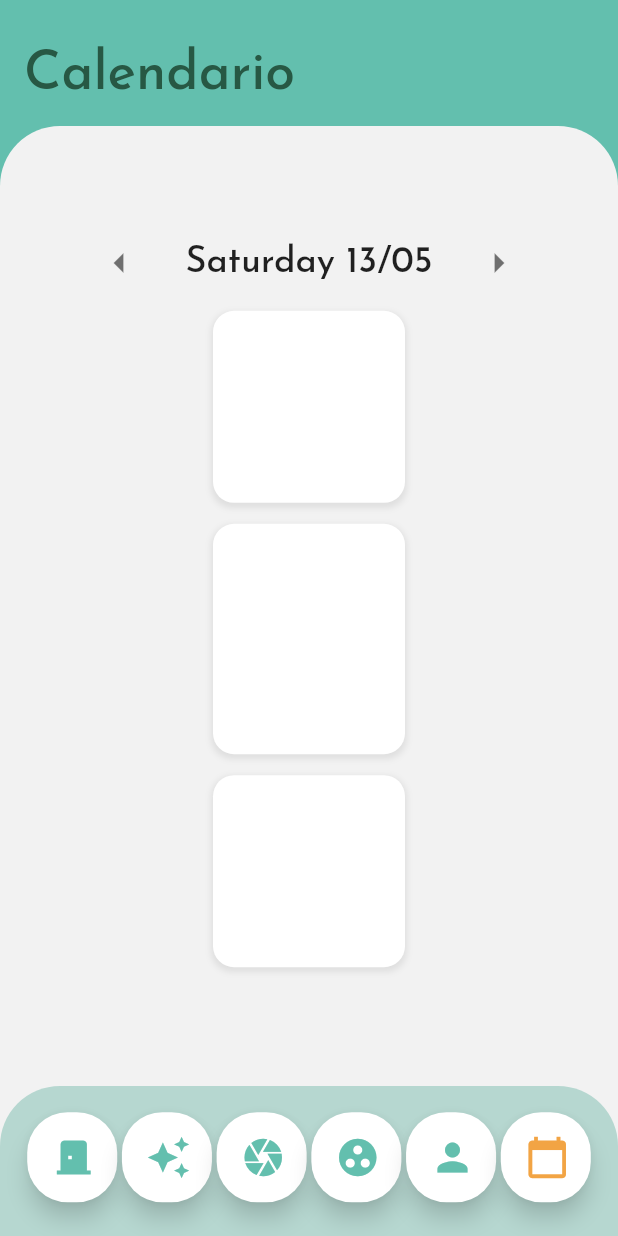
After one commit to HenryCaicedo/Rackity, a Flutter app: the TabsScreen screen opened by its route, item 3 of the bottom bar chosen, after a tap on the "calendar today" icon, on a phone screen of 412 x 824 dp. The commit adds this screen. Run offline on Flutter 3.47's test engine with Material 2 defaults, Android fonts, the phone set to English and light mode, and no system bars; our stand-ins replace cloud_firestore, firebase_auth, firebase_core, firebase_storage, google_sign_in, image_picker and 2 more; accounts and stored records are empty.

Commit message:
Pestaña de calendario agregada

```diff
--- a/lib/screens/tabs_screen.dart
+++ b/lib/screens/tabs_screen.dart
@@ -5,6 +5,7 @@ import '../tabs/generate_tab.dart';
 import '../tabs/outfits_tab.dart';
 import '../tabs/profile_tab.dart';
 import '../tabs/camera_tab.dart';
+import '../tabs/calendar_tab.dart';
 
 class SquareIconButton extends StatelessWidget {
   final IconData icon;
@@ -19,7 +20,8 @@ class SquareIconButton extends StatelessWidget {
 
   @override
   Widget build(BuildContext context) {
-    var size = 63.0;
+    //El normal es 63
+    var size = 60.0;
     var ratio = 1;
     return SizedBox(
       width: size * ratio,
@@ -36,7 +38,7 @@ class SquareIconButton extends StatelessWidget {
         ),
         child: Icon(
           icon,
-          size: 32,
+          size: 30,
           color: isSelected ? Color(0xFFF2A444) : Color(0xFF63BFAE),
         ),
       ),
@@ -57,9 +59,10 @@ class _TabsScreenState extends State<TabsScreen> {
   final List<Widget> _tabs = [
     ClosetTab(),
     GenerateTab(),
-    CameraTab(), // new
+    CameraTab(),
     OutfitsTab(),
     ProfileTab(),
+    CalendarTab(),
   ];
 
   @override
@@ -144,13 +147,22 @@ class _TabsScreenState extends State<TabsScreen> {
                           icon: Icons.person,
                           isSelected: _selectedIndex == 4,
                         ),
+                        SquareIconButton(
+                          onPressed: () {
+                            setState(() {
+                              _selectedIndex = 5;
+                            });
+                          },
+                          icon: Icons.calendar_today,
+                          isSelected: _selectedIndex == 5,
+                        ),
                       ],
                     ),
                   ),
                 ),
               ),
             ),
-          )
+          ),
         ],
       ),
     );
--- /dev/null
+++ b/lib/tabs/calendar_tab.dart
@@ -0,0 +1,164 @@
+import 'package:flutter/material.dart';
+import 'package:rackity/lists/outfits_list.dart';
+import 'dart:math';
+import '../lists/clothes_list.dart';
+import 'package:flutter_staggered_grid_view/flutter_staggered_grid_view.dart';
+import '../colors.dart';
+import '../widgets/outfits_list_widget.dart';
+
+class CalendarTab extends StatelessWidget {
+  const CalendarTab({Key? key}) : super(key: key);
+
+  @override
+  Widget build(BuildContext context) {
+    var side = 128.0;
+    var radius = 14.0;
+
+    Widget tarjetas = Expanded(
+      child: Column(
+        mainAxisAlignment: MainAxisAlignment.center,
+        children: [
+          Row(
+            mainAxisAlignment: MainAxisAlignment.center,
+            children: [
+              IconButton(
+                icon: Icon(
+                  Icons.arrow_left,
+                  size: 32.0,
+                  color: Colors.black54,
+                ),
+                onPressed: () {
+                  // Handle left arrow button press
+                },
+              ),
+              Padding(
+                padding: EdgeInsets.all(20.0),
+                child: Text(
+                  'Saturday 13/05',
+                  textAlign: TextAlign.center,
+                  style: TextStyle(
+                    fontSize: 24.0,
+                    fontWeight: FontWeight.w500,
+                  ),
+                ),
+              ),
+              IconButton(
+                icon: Icon(
+                  Icons.arrow_right,
+                  size: 32.0,
+                  color: Colors.black54,
+                ),
+                onPressed: () {
+                  // Handle right arrow button press
+                },
+              ),
+            ],
+          ),
+          Container(
+            width: side,
+            height: side,
+            decoration: BoxDecoration(
+              borderRadius: BorderRadius.circular(radius),
+              color: Color.fromARGB(255, 255, 255, 255),
+              boxShadow: [
+                BoxShadow(
+                  color: Color.fromRGBO(0, 0, 0, 0.847).withOpacity(0.08),
+                  spreadRadius: 1,
+                  blurRadius: 3,
+                  offset: Offset(0, 2),
+                ),
+              ],
+            ),
+          ),
+          SizedBox(height: 14),
+          Container(
+            width: side,
+            height: side * 1.2,
+            decoration: BoxDecoration(
+              borderRadius: BorderRadius.circular(radius),
+              color: Color.fromARGB(255, 255, 255, 255),
+              boxShadow: [
+                BoxShadow(
+                  color: Color.fromRGBO(0, 0, 0, 0.847).withOpacity(0.08),
+                  spreadRadius: 1,
+                  blurRadius: 3,
+                  offset: Offset(0, 2),
+                ),
+              ],
+            ),
+          ),
+          SizedBox(height: 14),
+          Container(
+            width: side,
+            height: side,
+            decoration: BoxDecoration(
+              borderRadius: BorderRadius.circular(radius),
+              color: Color.fromARGB(255, 255, 255, 255),
+              boxShadow: [
+                BoxShadow(
+                  color: Color.fromRGBO(0, 0, 0, 0.847).withOpacity(0.08),
+                  spreadRadius: 1,
+                  blurRadius: 3,
+                  offset: Offset(0, 2),
+                ),
+              ],
+            ),
+          ),
+          SizedBox(height: 20),
+        ],
+      ),
+    );
+
+    return Scaffold(
+      backgroundColor: Theme.of(context).colorScheme.primary,
+      body: SafeArea(
+        child: Column(
+          children: [
+            Container(
+              decoration:
+                  BoxDecoration(color: Theme.of(context).colorScheme.primary),
+              padding: EdgeInsets.only(
+                  left: 16.0, top: 32.0, right: 24.0, bottom: 16),
+              alignment: Alignment.centerLeft,
+              child: Text(
+                'Calendario',
+                style: TextStyle(
+                  fontSize: 36.0,
+                  fontWeight: FontWeight.w500,
+                  color: textColor,
+                ),
+              ),
+            ),
+            Expanded(
+              //Green Background
+              child: Container(
+                  decoration: BoxDecoration(
+                      color: Theme.of(context).colorScheme.primary),
+                  child: Container(
+                      decoration: BoxDecoration(
+                        color: Color(0xFFF2F2F2),
+                        borderRadius: BorderRadius.only(
+                          topLeft: Radius.circular(40.0),
+                          topRight: Radius.circular(40.0),
+                        ),
+                      ),
+                      child: Column(
+                        children: [
+                          Container(
+                            decoration: BoxDecoration(
+                              color: Colors.transparent,
+                            ),
+                            padding: EdgeInsets.only(
+                                left: 26.0, top: 0.0, right: 24.0, bottom: 0),
+                            alignment: Alignment.centerLeft,
+                          ),
+                          tarjetas,
+                        ],
+                      ))),
+            )
+          ],
+        ),
+      ),
+    );
+  }
+}
--- a/lib/tabs/closet_tab.dart
+++ b/lib/tabs/closet_tab.dart
@@ -16,6 +16,7 @@ class ClosetTab extends StatefulWidget {
 class ClosetTabState extends State<ClosetTab> {
   @override
   void initState() {
+    //Comenta la siguiente linea para quitar el error:
     createClothes();
     // fil.FilterWidgetState.filter = false;
     super.initState();
```
Also changed, not shown: lib/tabs/outfits_tab.dart (+100 -0 lines), lib/widgets/outfits_list_widget.dart (+9 -0 lines).
